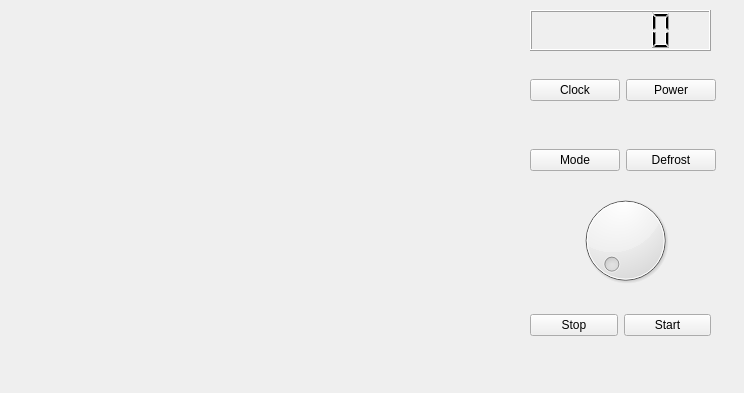
BarthPaleologue/WaveX2000, file mainwindow.ui: the form before one commit.
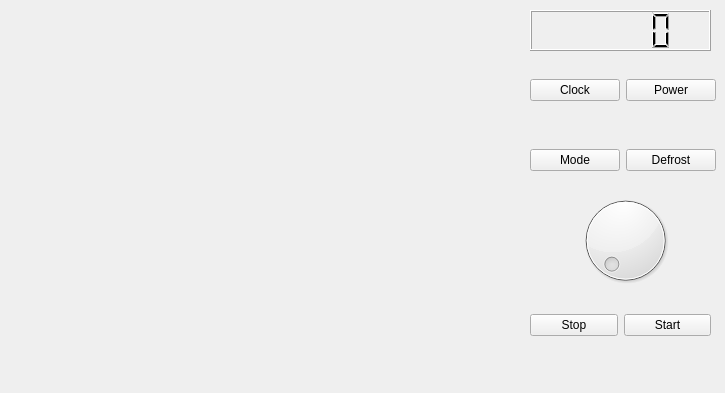
The form after the commit.

Diff of the .ui file:
```diff
--- a/mainwindow.ui
+++ b/mainwindow.ui
@@ -6,7 +6,7 @@
    <rect>
     <x>0</x>
     <y>0</y>
-    <width>744</width>
+    <width>725</width>
     <height>393</height>
    </rect>
   </property>
```
Left out of the diff: 4 changed lines with no effect on the pictures.
